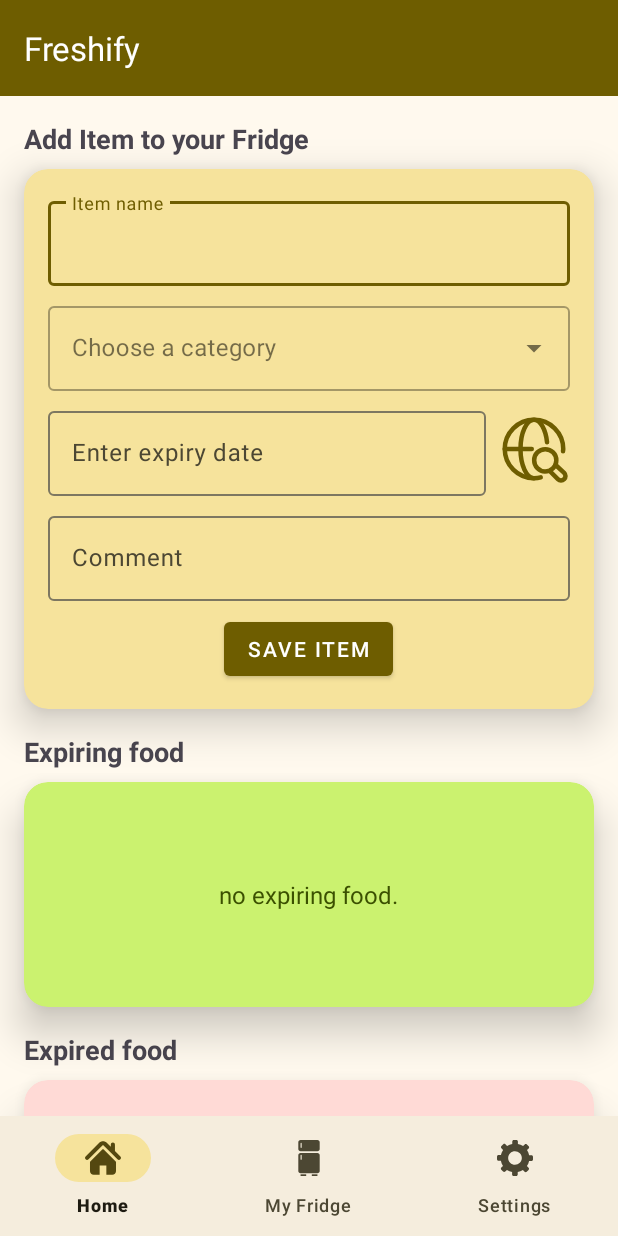
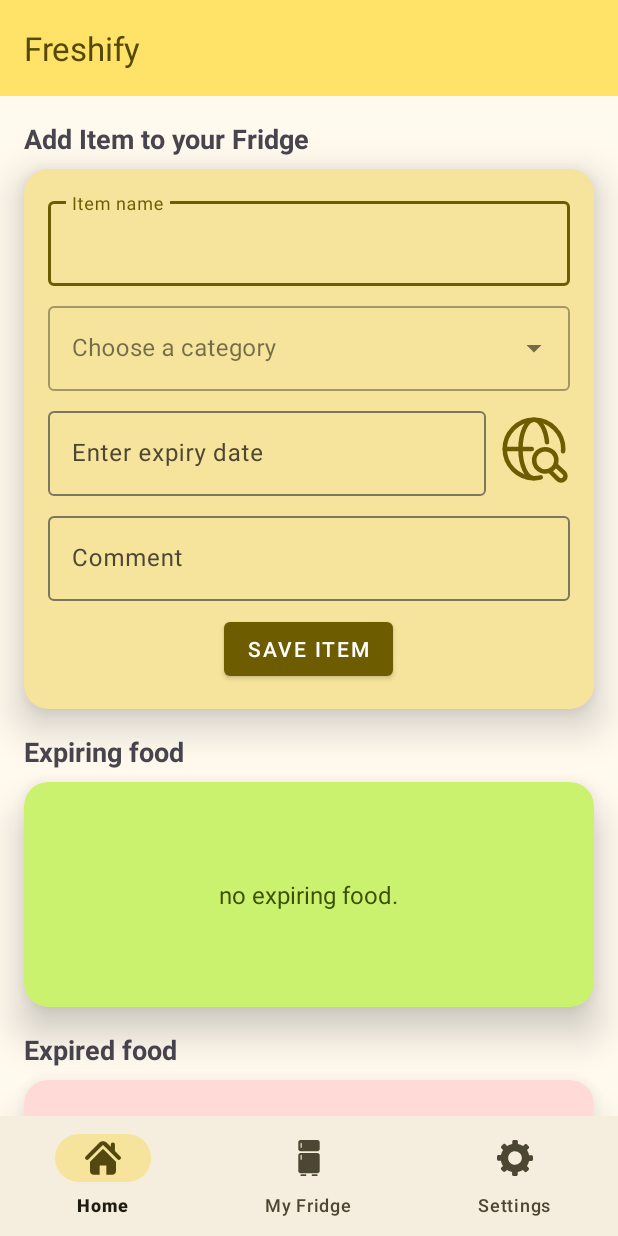
Before and after one commit to alxmtzr/Freshify, an Android app: the screen it shows after launch (MainActivity), on a phone screen of 412 x 824 dp. Run offline under Robolectric (Android 15) with nearby library versions, the phone set to English and light mode, and no system bars.

Commit message:
set status bar color

```diff
--- a/app/src/main/java/de/alxmtzr/freshify/MainActivity.java
+++ b/app/src/main/java/de/alxmtzr/freshify/MainActivity.java
@@ -1,8 +1,11 @@
 package de.alxmtzr.freshify;
 
 import android.os.Bundle;
+import android.view.Window;
 
 import androidx.appcompat.app.AppCompatActivity;
+import androidx.appcompat.widget.Toolbar;
+import androidx.core.content.ContextCompat;
 import androidx.fragment.app.Fragment;
 
 import com.google.android.material.bottomnavigation.BottomNavigationView;
@@ -14,7 +17,17 @@ public class MainActivity extends AppCompatActivity {
         super.onCreate(savedInstanceState);
         setContentView(R.layout.activity_main);
 
+        initToolbar();
         initBottomNavBar(savedInstanceState);
+    }
+
+    private void initToolbar() {
+        Toolbar toolbar = findViewById(R.id.toolbar);
+        setSupportActionBar(toolbar);
+
+        // set status bar color
+        Window window = getWindow();
+        window.setStatusBarColor(ContextCompat.getColor(this, R.color.md_theme_primaryContainer));
     }
 
     private void initBottomNavBar(Bundle savedInstanceState) {
--- a/app/src/main/res/layout/activity_main.xml
+++ b/app/src/main/res/layout/activity_main.xml
@@ -7,18 +7,19 @@
     android:layout_height="match_parent"
     tools:context=".MainActivity">
 
-    <androidx.appcompat.widget.Toolbar
+    <!-- Toolbar -->
+    <com.google.android.material.appbar.MaterialToolbar
         android:id="@+id/toolbar"
         android:layout_width="match_parent"
         android:layout_height="wrap_content"
-        android:background="?attr/colorPrimary"
-        android:minHeight="?attr/actionBarSize"
-        android:theme="?attr/actionBarTheme"
-        app:title="@string/app_name"
-        app:titleTextColor="@color/md_theme_onPrimary"
+        android:background="?attr/colorPrimaryContainer"
+        android:elevation="4dp"
+        android:theme="@style/ThemeOverlay.MaterialComponents.Toolbar.Primary"
         app:layout_constraintEnd_toEndOf="parent"
         app:layout_constraintStart_toStartOf="parent"
-        app:layout_constraintTop_toTopOf="parent" />
+        app:layout_constraintTop_toTopOf="parent"
+        app:title="@string/app_name"
+        app:titleTextColor="@color/md_theme_onPrimaryContainer" />
 
     <!-- Fragment Container -->
     <FrameLayout
```
